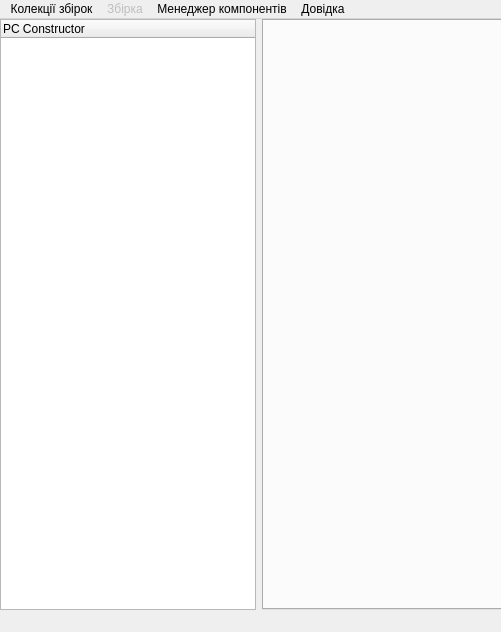
First picture: the form in src/pc_constructor.ui, repository doliinyk/PC-Constructor, before the edit; both pictures show x 0 to 501 and y 0 to 632 of the 1221 by 632 pixel window.
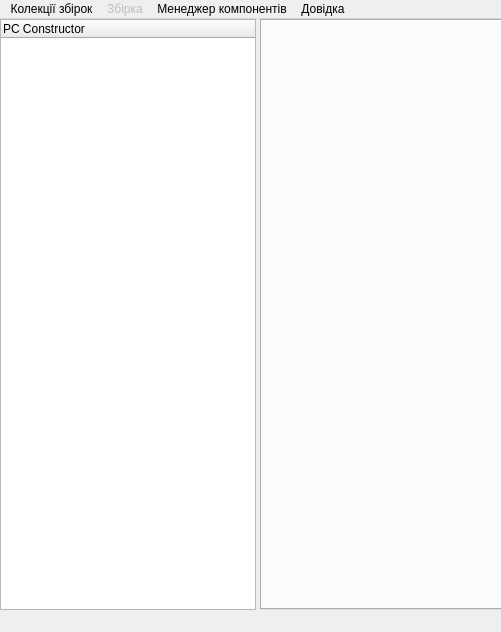
Second picture: the form after the edit. Icons and pictures are not drawn.

Patch:
```diff
--- a/src/pc_constructor.ui
+++ b/src/pc_constructor.ui
@@ -37,10 +37,10 @@
     <item>
      <layout class="QFormLayout" name="tabAndTreeLayout">
       <property name="horizontalSpacing">
-       <number>6</number>
+       <number>4</number>
       </property>
       <property name="verticalSpacing">
-       <number>6</number>
+       <number>4</number>
       </property>
       <property name="topMargin">
        <number>0</number>
```
Left out of the diff: 20 changed lines with no effect on the pictures.
